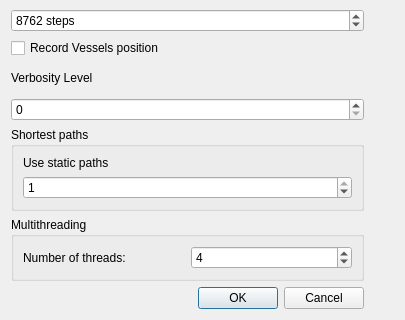
frabas/DISPLACE_GUI, file scheduler/rundialog.ui: the form before one commit; both pictures show x 0 to 405 and y 330 to 650 of the 405 by 650 pixel window.
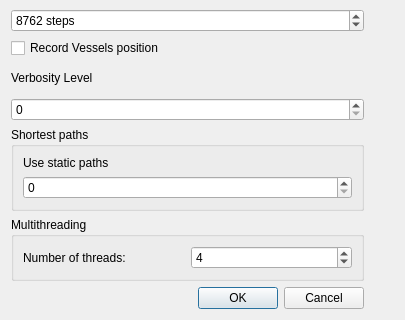
The form after the commit.

```diff
--- a/scheduler/rundialog.ui
+++ b/scheduler/rundialog.ui
@@ -140,7 +140,7 @@
          <number>1</number>
         </property>
         <property name="value">
-         <number>1</number>
+         <number>0</number>
         </property>
        </widget>
       </item>
```
